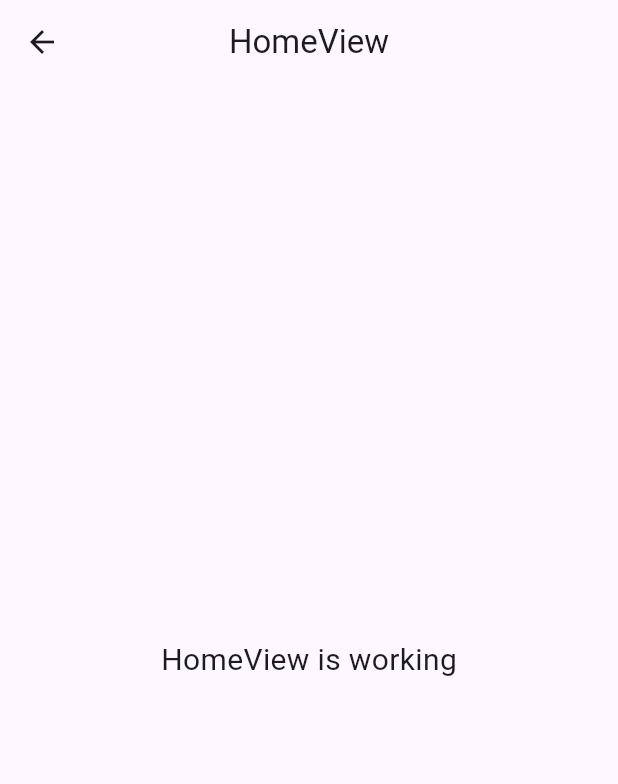
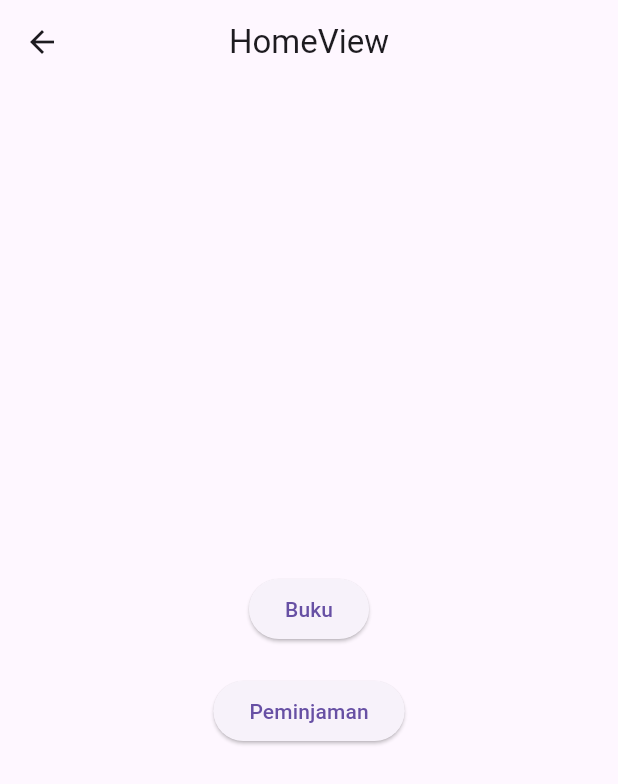
Before and after one commit to fai789/peminjam_perpustakaan_c, a Flutter app: the HomeView screen opened by its route, on a phone screen of 412 x 824 dp. Shown: the top 784 px of the screen. Run offline on Flutter 3.47's test engine with Material 3 defaults, Android fonts, the light colour scheme and no system bars; our stand-ins replace dio, get, get_storage, pretty_dio_logger; accounts and stored records are empty.

```diff
--- a/lib/app/modules/home/controllers/home_controller.dart
+++ b/lib/app/modules/home/controllers/home_controller.dart
@@ -12,6 +12,7 @@ class HomeController extends GetxController {
   @override
   void onReady() {
     super.onReady();
+
   }
 
   @override
--- a/lib/app/modules/home/views/home_view.dart
+++ b/lib/app/modules/home/views/home_view.dart
@@ -1,11 +1,12 @@
 import 'package:flutter/material.dart';
+import 'package:get/get.dart';
+import 'package:get/get_core/src/get_main.dart';
 
-import 'package:get/get.dart';
+import '../../../routes/app_pages.dart';
 
-import '../controllers/home_controller.dart';
+class HomeView extends StatelessWidget {
+  const HomeView({Key? key}) : super(key: key);
 
-class HomeView extends GetView<HomeController> {
-  const HomeView({Key? key}) : super(key: key);
   @override
   Widget build(BuildContext context) {
     return Scaffold(
@@ -13,12 +14,30 @@ class HomeView extends GetView<HomeController> {
         title: const Text('HomeView'),
         centerTitle: true,
       ),
-      body: const Center(
-        child: Text(
-          'HomeView is working',
-          style: TextStyle(fontSize: 20),
+      body: Center(
+        child: Column(
+          mainAxisAlignment: MainAxisAlignment.center,
+          children: [
+            ElevatedButton(
+              onPressed: () => Get.toNamed(Routes.BOOK),
+              child: const Text('Buku'),
+            ),
+            const SizedBox(height: 20),
+            ElevatedButton(
+              onPressed: () => Get.toNamed(Routes.PEMINJAMAN),
+              child: const Text('Peminjaman'),
+            ),
+          ],
         ),
       ),
     );
   }
 }
+
+void main() {
+  runApp(
+    MaterialApp(
+      home: HomeView(),
+    ),
+  );
+}
```
